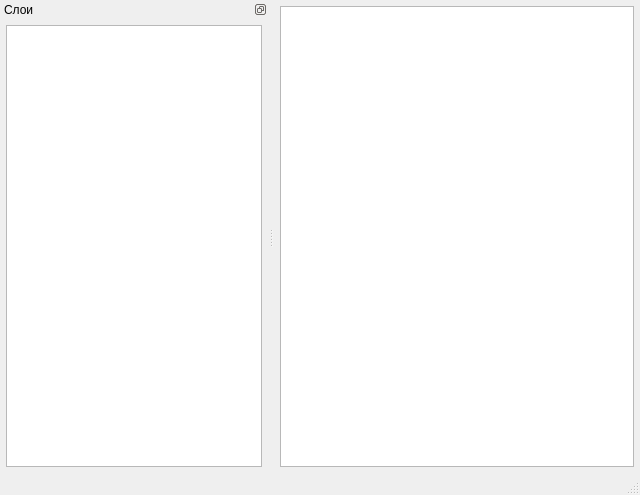
Above: G2G/mainwindow.ui from aLDime/GERBER_X2 before the change. Below: the same form after it.
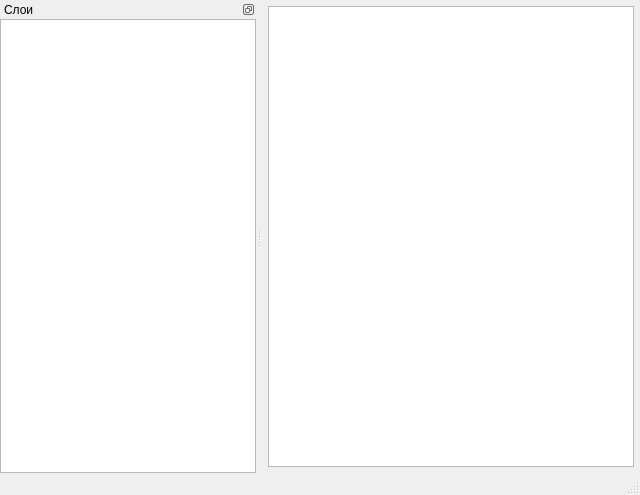
That is the form after the change. Custom widgets are drawn as their Qt base class.

The edit to the form file:
```diff
--- a/G2G/mainwindow.ui
+++ b/G2G/mainwindow.ui
@@ -66,25 +66,7 @@
    <attribute name="dockWidgetArea">
     <number>1</number>
    </attribute>
-   <widget class="QWidget" name="dockWidgetContents">
-    <layout class="QVBoxLayout" name="verticalLayout">
-     <property name="leftMargin">
-      <number>6</number>
-     </property>
-     <property name="topMargin">
-      <number>6</number>
-     </property>
-     <property name="rightMargin">
-      <number>6</number>
-     </property>
-     <property name="bottomMargin">
-      <number>6</number>
-     </property>
-     <item>
-      <widget class="TreeView" name="treeView"/>
-     </item>
-    </layout>
-   </widget>
+   <widget class="TreeView" name="treeView"/>
   </widget>
  </widget>
  <customwidgets>
```
Left out of the diff: 2 changed lines with no effect on the pictures.
